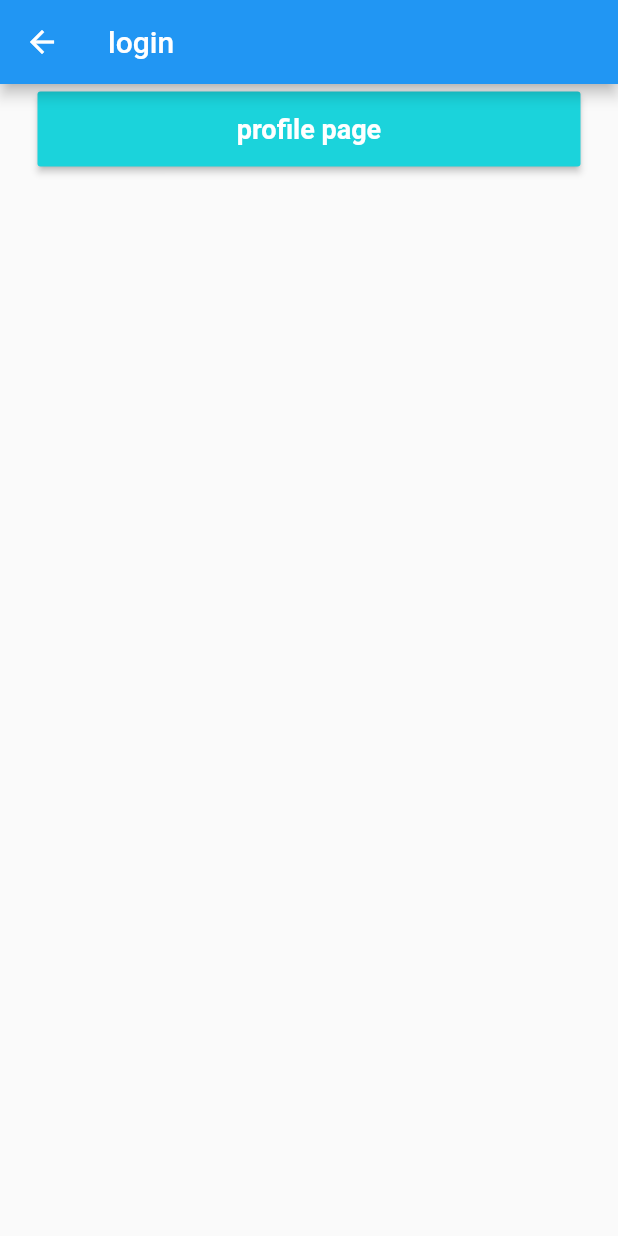
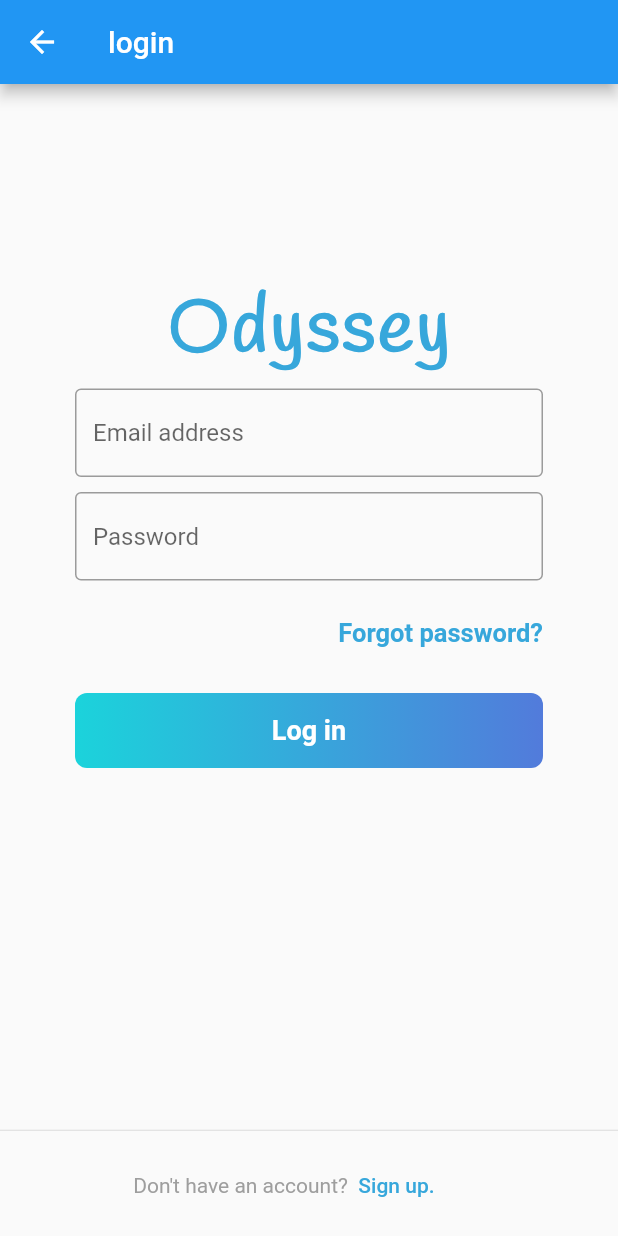
Before and after one commit to ShathaAldosari01/2022-gp1-7, a Flutter app: the screen it shows after launch, after a tap on "Log in", on a phone screen of 412 x 824 dp. Run offline on Flutter 3.47's test engine with Material 2 defaults, Android fonts, the phone set to English and light mode, and no system bars; our stand-ins replace firebase_auth; accounts and stored records are empty.

Commit message:
log in UI

```diff
--- a/lib/screen/auth/login.dart
+++ b/lib/screen/auth/login.dart
@@ -18,31 +18,190 @@ class _LoginState extends State<Login> {
       appBar: AppBar(
         title: Text("login"),
       ),
+      //fix overlode error
+      resizeToAvoidBottomInset: false,
       body:Column(
+        children:[
+          Expanded(
+            flex:7,
+            child: Column(
               crossAxisAlignment: CrossAxisAlignment.stretch,
+              mainAxisAlignment:MainAxisAlignment.end ,
+
+              children: [
+                Container(
+                  margin: EdgeInsets.only(top: 50),
+                  child: Center(
+                    child:Text(
+                      "Odyssey",
+                      style: TextStyle(
+                        fontWeight: FontWeight.w900,
+                        fontSize: 50,
+                        color: Palette.link,
+                        fontFamily: 'Handlee',
+                        letterSpacing: 2,
+                      ),
+                    ),
+                  ),
+
+                ),
+
+              Container(
+            // margin: EdgeInsets.symmetric(horizontal: 25, vertical: 5),
+        //   // padding: EdgeInsets.all(25),
+        //   child: ButtonTheme(
+        //     height: 50.0,
+        //     child: RaisedButton(onPressed: (){
+        //       Navigator.of(context).pushNamed('/Profile_Page');
+        //     },
+        //
+        //       // child: Text('profile page',
+        //       //   style: TextStyle(
+        //       //     color: Palette.backgroundColor,
+        //       //     fontWeight: FontWeight.bold,
+        //       //     fontSize: 18,
+        //       //   ),
+        //       // ),
+        //       color: Palette.buttonColor,
+        //     ),
+        //   ),
+         margin: EdgeInsets.symmetric(horizontal: 50, vertical: 5),
+
+               child: TextFormField(
+
+              //design
+              decoration: InputDecoration(
+                border: OutlineInputBorder(),
+                hintText: "Email address",
+              ),
+
+              //function
+              onChanged: (val){
+
+              },
+            ),
+         ),
+                Container (
+            margin: EdgeInsets.symmetric(horizontal: 50, vertical: 5),
+                child: TextFormField(
+              //design
+              decoration: InputDecoration(
+                border: OutlineInputBorder(),
+                hintText: "Password",
+              ),
+                 obscureText: true,
+              //function
+              onChanged: (val){
+
+              },
+            ),
+        ),
+    ],
+    ),
+          ),
+          Expanded(
+            flex: 7,
+
+              child:Column(
+
                 children: [
 
+                  Align(
+                    alignment: Alignment.topRight,
+                    child:
                     Container(
-        margin: EdgeInsets.symmetric(horizontal: 25, vertical: 5),
-        // padding: EdgeInsets.all(25),
+                      margin: EdgeInsets.symmetric(horizontal: 50, vertical: 20),
+                      child: Text('Forgot password?',
+                  style: TextStyle(
+                      fontSize: 17,
+                    color: Palette.link,
+                      fontWeight: FontWeight.bold,
+                  ),
+                  ),
+                    ),
+    ),
+
+                /*log in button*/
+                  Container(
+                    margin: EdgeInsets.symmetric( horizontal:50, vertical: 10),
+                    alignment: Alignment.center,
+                    width: double.infinity,
+                    height: 50.0,
+                    /*button colors*/
+                    decoration: BoxDecoration(
+                      borderRadius: BorderRadius.all(Radius.circular(8.0)),
+                      gradient: LinearGradient(
+                          colors: [
+                            Palette.buttonColor,
+                            Palette.nameColor,
+                          ]
+                      ),
+                    ),
+                    /*button*/
                     child: ButtonTheme(
                       height: 50.0,
-          child: RaisedButton(onPressed: (){
+                      minWidth: 350,
+                      child: FlatButton(onPressed: (){
+                        /*go to Profile_Page page*/
                         Navigator.of(context).pushNamed('/Profile_Page');
                       },
-
-            child: Text('profile page',
+                        child: Text('Log in',
                           style: TextStyle(
                             color: Palette.backgroundColor,
                             fontWeight: FontWeight.bold,
                             fontSize: 18,
                           ),
                         ),
-            color: Palette.buttonColor,
                       ),
                     ),
                   ),
+                  /*end of log in button */
+             ],
+              ),
+          ),
+        Expanded(
+          flex: 2,
+            child: Column(
+              mainAxisAlignment: MainAxisAlignment.end,
+              children: [
+                Divider(
+                  height: 5,
+                ),
+                Container(
+                  padding: EdgeInsets.symmetric(vertical: 10, horizontal: 25),
+                  child: Row(
+                      mainAxisAlignment: MainAxisAlignment.center,
+                      children:[
+
+                        Text(
+                          "Don't have an account?",
+                          style: TextStyle(
+                            color: Palette.grey,
+                          ),
+                        ),
+
+                        FlatButton(
+                          // color: Colors.red,
+                          padding: EdgeInsets.fromLTRB(0, 0,30, 0),
+                          onPressed: (){
+                            Navigator.pushNamed(context, '/signup');
+                          },
+                          child: Text(
+                            "  Sign up. ",
+                            style: TextStyle(
+                              color: Palette.link,
+                            ),
+                          ),
+                        ),
+
                       ]
+                  ),
+                )
+              ],
+
+            )
+        )
+      ],
       ),
     );
   }
--- a/lib/screen/auth/signup.dart
+++ b/lib/screen/auth/signup.dart
@@ -19,7 +19,8 @@ class Signup extends StatelessWidget {
         foregroundColor: Palette.textColor,
         elevation: 0,//no shadow
       ),
-
+      //fix overlode error
+      resizeToAvoidBottomInset: false,
       body: Container(
         child: Column(
 
```
Lines whose indentation alone changed are shown as unchanged.
